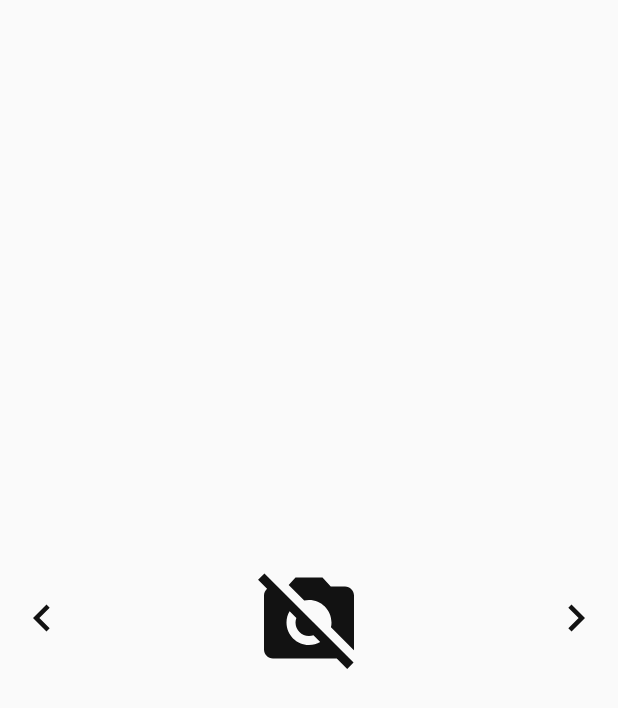
After one commit to ghostwalker18/SchedulePATC, an Android app: the fragment PreviewFragment shown on its own in the app's theme, on a phone screen of 412 x 824 dp. The commit adds this screen. Shown: the top 708 px of the screen. Run offline under Robolectric (Android 15) with nearby library versions, the phone set to English and light mode, and no system bars; network calls fail; pictures from the network do not load.

Commit message:
added PreviewFragment

```diff
--- a/app/src/main/AndroidManifest.xml
+++ b/app/src/main/AndroidManifest.xml
@@ -124,6 +124,10 @@
                 android:value=".NotesActivity"/>
         </activity>
 
+        <activity
+            android:name=".PhotoViewActivity"
+            android:exported="false"/>
+
         <provider
             android:name="androidx.core.content.FileProvider"
             android:authorities="com.ghostwalker18.schedulePATC.filesprovider"
--- /dev/null
+++ b/app/src/main/java/com/ghostwalker18/schedulePATC/OnSwipeListener.kt
@@ -0,0 +1,93 @@
+/*
+ * Licensed under the Apache License, Version 2.0 (the "License");
+ * you may not use this file except in compliance with the License.
+ * You may obtain a copy of the License at
+ *
+ *     https://www.apache.org/licenses/LICENSE-2.0
+ *
+ * Unless required by applicable law or agreed to in writing, software
+ * distributed under the License is distributed on an "AS IS" BASIS,
+ * WITHOUT WARRANTIES OR CONDITIONS OF ANY KIND, either express or implied.
+ * See the License for the specific language governing permissions and
+ * limitations under the License.
+ */
+
+package com.ghostwalker18.schedulePATC
+
+import android.content.Context
+import android.view.GestureDetector
+import android.view.GestureDetector.SimpleOnGestureListener
+import android.view.MotionEvent
+import android.view.View
+import android.view.View.OnTouchListener
+import kotlin.math.abs
+
+/**
+ * Этот класс используется для реализации обработки смахивания вправо или влево.
+ *
+ * @author Ипатов Никита
+ * @since 1.0
+ */
+open class OnSwipeListener(context: Context?) : OnTouchListener {
+    companion object {
+        private const val SWIPE_DISTANCE_THRESHOLD = 100
+        private const val SWIPE_VELOCITY_THRESHOLD = 100
+    }
+
+    private val gestureDetector: GestureDetector
+
+    init {
+        gestureDetector = GestureDetector(context, GestureListener())
+    }
+
+    /**
+     * Этот метод используется для обработки смахивания вверх.
+     */
+    open fun onSwipeTop() { /*To override*/ }
+
+    /**
+     * Этот метод используется для обработки смахивания вниз.
+     */
+    fun onSwipeBottom() { /*To override*/ }
+
+    /**
+     * Этот метод используется для обработки смахивания влево.
+     */
+    open fun onSwipeLeft() { /*To override*/ }
+
+    /**
+     * Этот метод используется для обработки смахивания вправо.
+     */
+    open fun onSwipeRight() { /*To override*/ }
+
+    override fun onTouch(v: View, event: MotionEvent): Boolean {
+        return gestureDetector.onTouchEvent(event)
+    }
+
+    private inner class GestureListener : SimpleOnGestureListener() {
+        override fun onFling(e1: MotionEvent?, e2: MotionEvent,
+                             velocityX: Float, velocityY: Float): Boolean {
+            val distanceX = e2.x - e1!!.x
+            val distanceY = e2.y - e1.y
+            if (abs(distanceX) > abs(distanceY)
+                && abs(distanceX) > Companion.SWIPE_DISTANCE_THRESHOLD
+                && abs(velocityX) > Companion.SWIPE_VELOCITY_THRESHOLD) {
+                if (distanceX > 0)
+                    onSwipeRight()
+                else
+                    onSwipeLeft()
+                return true
+            }
+            if (abs(distanceY) > abs(distanceX)
+                && abs(distanceY) > Companion.SWIPE_DISTANCE_THRESHOLD
+                && abs(velocityY) > Companion.SWIPE_VELOCITY_THRESHOLD) {
+                if (distanceY > 0)
+                    onSwipeBottom()
+                else
+                    onSwipeTop()
+                return true
+            }
+            return false
+        }
+    }
+}
--- /dev/null
+++ b/app/src/main/java/com/ghostwalker18/schedulePATC/PreviewFragment.kt
@@ -0,0 +1,154 @@
+/*
+ * Licensed under the Apache License, Version 2.0 (the "License");
+ * you may not use this file except in compliance with the License.
+ * You may obtain a copy of the License at
+ *
+ *     https://www.apache.org/licenses/LICENSE-2.0
+ *
+ * Unless required by applicable law or agreed to in writing, software
+ * distributed under the License is distributed on an "AS IS" BASIS,
+ * WITHOUT WARRANTIES OR CONDITIONS OF ANY KIND, either express or implied.
+ * See the License for the specific language governing permissions and
+ * limitations under the License.
+ */
+
+package com.ghostwalker18.schedulePATC
+
+import android.annotation.SuppressLint
+import android.content.Intent
+import android.net.Uri
+import android.os.Bundle
+import android.view.LayoutInflater
+import android.view.View
+import android.view.ViewGroup
+import androidx.fragment.app.Fragment
+import com.ghostwalker18.schedulePATC.databinding.FragmentPreviewBinding
+
+class PreviewFragment : Fragment() {
+    private var _binding: FragmentPreviewBinding? = null
+    private val binding get() = _binding!!
+
+    /**
+     * Этот интерфейс задает слушателя события удаления изображения из галереи превью.
+     */
+    interface DeleteListener {
+        fun onPhotoDelete(uri: Uri)
+    }
+
+    private var listener: DeleteListener? = null
+    private var isEditable = false
+    private var currentItem = 0
+    private var photoUris: ArrayList<Uri> = ArrayList()
+
+    override fun onCreateView(inflater: LayoutInflater, container: ViewGroup?,
+                              savedInstanceState: Bundle?): View {
+        _binding = FragmentPreviewBinding.inflate(layoutInflater)
+        return binding.root
+    }
+
+    @SuppressLint("ClickableViewAccessibility")
+    override fun onViewCreated(view: View, savedInstanceState: Bundle?) {
+        super.onViewCreated(view, savedInstanceState)
+        binding.preview.setOnTouchListener(object : OnSwipeListener(requireContext()) {
+            override fun onSwipeTop() {
+                deletePhoto()
+            }
+
+            override fun onSwipeLeft() {
+                showNextPhoto()
+            }
+
+            override fun onSwipeRight() {
+                showPreviousPhoto()
+            }
+        })
+        binding.preview.setOnClickListener {
+            if (photoUris.isNotEmpty()) {
+                val intent = Intent(
+                    requireActivity(),
+                    PhotoViewActivity::class.java
+                )
+                intent.putExtra("photo_uri", photoUris[currentItem].toString())
+                startActivity(intent)
+            }
+        }
+        binding.delete.visibility = if (isEditable) View.VISIBLE else View.GONE
+        binding.delete.setOnClickListener{ deletePhoto() }
+        binding.previous.setOnClickListener{ showPreviousPhoto() }
+        binding.next.setOnClickListener{ showNextPhoto() }
+    }
+
+    override fun onDestroyView() {
+        super.onDestroyView()
+        _binding = null
+    }
+
+    /**
+     * Этот метод используется для задания списка URI отображаемых фотографий.
+     * @param uris отображаемые фотографии
+     */
+    fun setImageIDs(uris: java.util.ArrayList<Uri>) {
+        photoUris = uris
+        if (photoUris.size > 0)
+            binding.preview.setImageURI(photoUris[photoUris.size - 1])
+        binding.delete.visibility = if(photoUris.size > 0) View.VISIBLE else View.GONE
+    }
+
+    /**
+     * Этот метод задает слушателя события удаления фото.
+     */
+    fun setListener(listener: DeleteListener) {
+        this.listener = listener
+    }
+
+    /**
+     * Этот метод задает возможность удаления фотографий из списка.
+     * @param editable возможность удаления
+     */
+    fun setEditable(editable: Boolean) {
+        isEditable = editable
+    }
+
+    /**
+     * Этот метод используется для отображения следущего фото.
+     */
+    private fun showNextPhoto() {
+        if (photoUris.isNotEmpty()) {
+            currentItem++
+            if (currentItem >= photoUris.size)
+                currentItem = 0
+            binding.preview.setImageURI(photoUris[currentItem])
+        }
+    }
+
+    /**
+     * Этот метод используется для отображения предыдущего фото
+     */
+    private fun showPreviousPhoto() {
+        if (photoUris.isNotEmpty()) {
+            currentItem--
+            if (currentItem < 0) currentItem = photoUris.size - 1
+            binding.preview.setImageURI(photoUris[currentItem])
+        }
+    }
+
+    /**
+     * Этот метод используется для удаления текущей фотографии из списка
+     */
+    private fun deletePhoto() {
+        if (isEditable && photoUris.isNotEmpty()) {
+            val deletedUri = photoUris.removeAt(currentItem)
+            if (photoUris.isEmpty()) {
+                binding.preview.setImageResource(R.drawable.baseline_no_photography_72)
+                binding.delete.visibility = View.GONE
+                return
+            }
+            currentItem--
+            if (currentItem < 0)
+                currentItem = photoUris.size - 1
+            if (currentItem < photoUris.size)
+                binding.preview.setImageURI(photoUris[currentItem])
+            listener?.onPhotoDelete(deletedUri)
+        }
+    }
+}
--- /dev/null
+++ b/app/src/main/res/drawable-night/baseline_keyboard_arrow_left_36.xml
@@ -0,0 +1,6 @@
+<?xml version="1.0" encoding="utf-8"?>
+<vector android:autoMirrored="true" android:height="36dp"
+    android:tint="#FAFAFA" android:viewportHeight="24"
+    android:viewportWidth="24" android:width="36dp" xmlns:android="http://schemas.android.com/apk/res/android">
+    <path android:fillColor="@android:color/white" android:pathData="M15.41,16.59L10.83,12l4.58,-4.59L14,6l-6,6 6,6 1.41,-1.41z"/>
+</vector>
--- /dev/null
+++ b/app/src/main/res/drawable-night/baseline_keyboard_arrow_right_36.xml
@@ -0,0 +1,6 @@
+<?xml version="1.0" encoding="utf-8"?>
+<vector android:autoMirrored="true" android:height="36dp"
+    android:tint="#FAFAFA" android:viewportHeight="24"
+    android:viewportWidth="24" android:width="36dp" xmlns:android="http://schemas.android.com/apk/res/android">
+    <path android:fillColor="@android:color/white" android:pathData="M8.59,16.59L13.17,12 8.59,7.41 10,6l6,6 -6,6 -1.41,-1.41z"/>
+</vector>
--- /dev/null
+++ b/app/src/main/res/drawable-night/baseline_no_photography_72.xml
@@ -0,0 +1,6 @@
+<?xml version="1.0" encoding="utf-8"?>
+<vector android:height="72dp" android:tint="#FAFAFA"
+    android:viewportHeight="24" android:viewportWidth="24"
+    android:width="72dp" xmlns:android="http://schemas.android.com/apk/res/android">
+    <path android:fillColor="@android:color/white" android:pathData="M10.94,8.12L7.48,4.66L9,3h6l1.83,2H20c1.1,0 2,0.9 2,2v12c0,0.05 -0.01,0.1 -0.02,0.16l-5.1,-5.1C16.96,13.71 17,13.36 17,13c0,-2.76 -2.24,-5 -5,-5C11.64,8 11.29,8.04 10.94,8.12zM20.49,23.31L18.17,21H4c-1.1,0 -2,-0.9 -2,-2V7c0,-0.59 0.27,-1.12 0.68,-1.49l-2,-2L2.1,2.1l19.8,19.8L20.49,23.31zM14.49,17.32l-1.5,-1.5C12.67,15.92 12.35,16 12,16c-1.66,0 -3,-1.34 -3,-3c0,-0.35 0.08,-0.67 0.19,-0.98l-1.5,-1.5C7.25,11.24 7,12.09 7,13c0,2.76 2.24,5 5,5C12.91,18 13.76,17.75 14.49,17.32z"/>
+</vector>
--- /dev/null
+++ b/app/src/main/res/drawable/baseline_keyboard_arrow_left_36.xml
@@ -0,0 +1,6 @@
+<?xml version="1.0" encoding="utf-8"?>
+<vector android:autoMirrored="true" android:height="36dp"
+    android:tint="#121212" android:viewportHeight="24"
+    android:viewportWidth="24" android:width="36dp" xmlns:android="http://schemas.android.com/apk/res/android">
+    <path android:fillColor="@android:color/white" android:pathData="M15.41,16.59L10.83,12l4.58,-4.59L14,6l-6,6 6,6 1.41,-1.41z"/>
+</vector>
--- /dev/null
+++ b/app/src/main/res/drawable/baseline_keyboard_arrow_right_36.xml
@@ -0,0 +1,6 @@
+<?xml version="1.0" encoding="utf-8"?>
+<vector android:autoMirrored="true" android:height="36dp"
+    android:tint="#121212" android:viewportHeight="24"
+    android:viewportWidth="24" android:width="36dp" xmlns:android="http://schemas.android.com/apk/res/android">
+    <path android:fillColor="@android:color/white" android:pathData="M8.59,16.59L13.17,12 8.59,7.41 10,6l6,6 -6,6 -1.41,-1.41z"/>
+</vector>
--- /dev/null
+++ b/app/src/main/res/drawable/baseline_no_photography_72.xml
@@ -0,0 +1,6 @@
+<?xml version="1.0" encoding="utf-8"?>
+<vector android:height="72dp" android:tint="#121212"
+    android:viewportHeight="24" android:viewportWidth="24"
+    android:width="72dp" xmlns:android="http://schemas.android.com/apk/res/android">
+    <path android:fillColor="@android:color/white" android:pathData="M10.94,8.12L7.48,4.66L9,3h6l1.83,2H20c1.1,0 2,0.9 2,2v12c0,0.05 -0.01,0.1 -0.02,0.16l-5.1,-5.1C16.96,13.71 17,13.36 17,13c0,-2.76 -2.24,-5 -5,-5C11.64,8 11.29,8.04 10.94,8.12zM20.49,23.31L18.17,21H4c-1.1,0 -2,-0.9 -2,-2V7c0,-0.59 0.27,-1.12 0.68,-1.49l-2,-2L2.1,2.1l19.8,19.8L20.49,23.31zM14.49,17.32l-1.5,-1.5C12.67,15.92 12.35,16 12,16c-1.66,0 -3,-1.34 -3,-3c0,-0.35 0.08,-0.67 0.19,-0.98l-1.5,-1.5C7.25,11.24 7,12.09 7,13c0,2.76 2.24,5 5,5C12.91,18 13.76,17.75 14.49,17.32z"/>
+</vector>
--- /dev/null
+++ b/app/src/main/res/layout/fragment_preview.xml
@@ -0,0 +1,70 @@
+<?xml version="1.0" encoding="utf-8"?>
+<!--
+  ~ Licensed under the Apache License, Version 2.0 (the "License");
+  ~ you may not use this file except in compliance with the License.
+  ~ You may obtain a copy of the License at
+  ~
+  ~     https://www.apache.org/licenses/LICENSE-2.0
+  ~
+  ~ Unless required by applicable law or agreed to in writing, software
+  ~ distributed under the License is distributed on an "AS IS" BASIS,
+  ~ WITHOUT WARRANTIES OR CONDITIONS OF ANY KIND, either express or implied.
+  ~ See the License for the specific language governing permissions and
+  ~ limitations under the License.
+  -->
+<androidx.constraintlayout.widget.ConstraintLayout
+    xmlns:android="http://schemas.android.com/apk/res/android"
+    xmlns:app="http://schemas.android.com/apk/res-auto"
+    android:layout_width="match_parent"
+    android:layout_height="match_parent">
+
+    <ImageButton
+        android:id="@+id/previous"
+        android:layout_width="wrap_content"
+        android:layout_height="0dp"
+        android:background="@null"
+        android:paddingHorizontal="10dp"
+        android:src="@drawable/baseline_keyboard_arrow_left_36"
+        android:contentDescription="@string/preview_previous_descr"
+        app:layout_constraintBottom_toBottomOf="@id/next"
+        app:layout_constraintEnd_toStartOf="@id/preview"
+        app:layout_constraintStart_toStartOf="parent"
+        app:layout_constraintTop_toBottomOf="@+id/delete"/>
+
+    <ImageView
+        android:id="@+id/preview"
+        android:layout_width="0dp"
+        android:layout_height="0dp"
+        android:adjustViewBounds="true"
+        android:scaleType="centerInside"
+        android:src="@drawable/baseline_no_photography_72"
+        android:contentDescription="@string/preview_photo_descr"
+        app:layout_constraintBottom_toBottomOf="@+id/next"
+        app:layout_constraintEnd_toStartOf="@id/next"
+        app:layout_constraintStart_toEndOf="@id/previous"
+        app:layout_constraintTop_toTopOf="@+id/next"/>
+
+    <ImageButton
+        android:id="@+id/next"
+        android:layout_width="wrap_content"
+        android:layout_height="0dp"
+        android:background="@null"
+        android:paddingHorizontal="10dp"
+        android:src="@drawable/baseline_keyboard_arrow_right_36"
+        android:contentDescription="@string/preview_next_descr"
+        app:layout_constraintBottom_toBottomOf="parent"
+        app:layout_constraintEnd_toEndOf="parent"
+        app:layout_constraintStart_toEndOf="@id/preview"
+        app:layout_constraintTop_toBottomOf="@+id/delete"/>
+
+    <ImageButton
+        android:id="@+id/delete"
+        android:layout_width="wrap_content"
+        android:layout_height="wrap_content"
+        android:background="@null"
+        android:src="@drawable/baseline_clear_36"
+        android:contentDescription="@string/preview_image_clear_descr"
+        android:visibility="visible"
+        app:layout_constraintEnd_toEndOf="parent"
+        app:layout_constraintTop_toTopOf="parent"/>
+</androidx.constraintlayout.widget.ConstraintLayout>
--- a/app/src/main/res/values/platform_strings.xml
+++ b/app/src/main/res/values/platform_strings.xml
@@ -66,4 +66,8 @@
     <string name="days_group_clear_descr">Очистить группу</string>
     <string name="days_teacher_clear_descr">Очистить преподавателя</string>
     <string name="notes_selection_cancel_descr">Отменить выделение заметок</string>
+    <string name="preview_next_descr">Показать следующую фотографию</string>
+    <string name="preview_previous_descr">Показать предыдущую фотография</string>
+    <string name="preview_photo_descr">Текущая фотография</string>
+    <string name="preview_image_clear_descr">Очистить фото</string>
 </resources>
```
Also changed, not shown: app/src/main/java/com/ghostwalker18/schedulePATC/PhotoViewActivity.kt (added, +49 -0 lines), app/src/main/res/layout/activity_photo_view.xml (added, +36 -0 lines), 4 other files.
